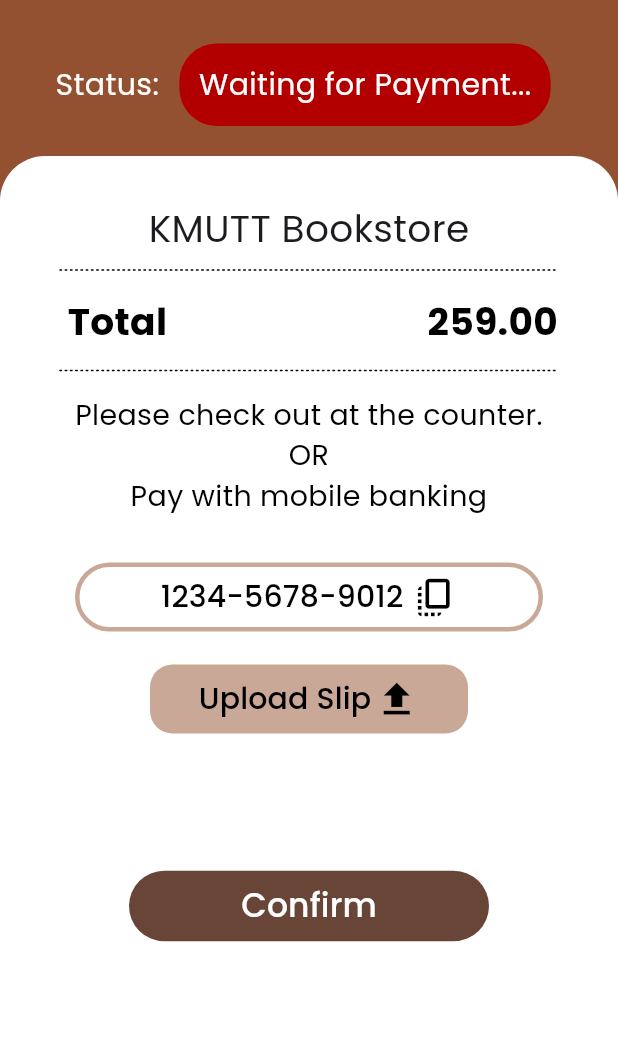
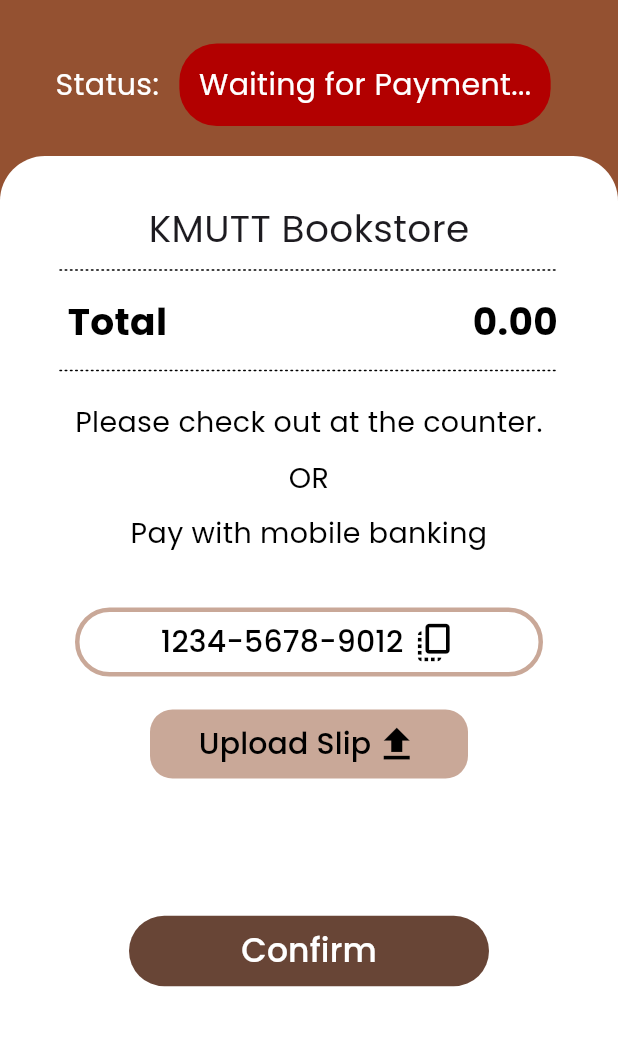
Before and after one commit to jedipw/paystation_frontend, a Flutter app: the PaymentPage screen opened directly with empty values, after a tap on "Confirm", on a phone screen of 412 x 824 dp, the part 159-1205 px from its top. Run offline on Flutter 3.47's test engine with Material 3 defaults, Android fonts, the phone set to English and light mode, and no system bars; our stand-ins replace camera, flutter_dotenv, image_picker, loading_animation_widget; missing offline and left inert: pytorch_lite.

Commit message:
[FIX] Bugs in all pages

```diff
--- a/lib/page/list_page.dart
+++ b/lib/page/list_page.dart
@@ -301,8 +301,10 @@
                         addtransaction().then((value) => Navigator.push(
                               context,
                               MaterialPageRoute(
-                                builder: (context) =>
-                                    PaymentPage(transactionId: transactionId!),
+                                builder: (context) => PaymentPage(
+                                  transactionId: transactionId!,
+                                  totalPrice: calculateTotalPrice(),
+                                ),
                               ),
                             ));
                       },
--- a/lib/page/payment_page.dart
+++ b/lib/page/payment_page.dart
@@ -1,10 +1,92 @@
+import 'dart:convert';
+
 import 'package:flutter/material.dart';
+import 'package:flutter/services.dart';
+import 'package:flutter_dotenv/flutter_dotenv.dart';
+import 'package:http_parser/http_parser.dart';
+import 'package:image_picker/image_picker.dart';
 import 'package:paystation_frontend/page/fail_page.dart';
 import 'package:paystation_frontend/page/thanks_page.dart';
+import 'package:http/http.dart' as http;
 
-class PaymentPage extends StatelessWidget {
+class PaymentPage extends StatefulWidget {
   final String transactionId;
-  const PaymentPage({super.key, required this.transactionId});
+  final num totalPrice;
+  const PaymentPage(
+      {super.key, required this.transactionId, required this.totalPrice});
+
+  @override
+  State<PaymentPage> createState() => _PaymentPageState();
+}
+
+class _PaymentPageState extends State<PaymentPage> {
+  String fileName = '';
+  XFile? slip;
+  final apiUrl = dotenv.env['API_URL']!;
+
+  Future _pickImageFromGallery() async {
+    final returnedImage =
+        await ImagePicker().pickImage(source: ImageSource.gallery);
+    if (returnedImage!.path.isNotEmpty) {
+      setState(() {
+        fileName = returnedImage.name;
+        slip = returnedImage;
+        // _isRealTime = false;
+        // _isFlashOn = false;
+        // _isCameraOn = false;
+        // _controller.dispose();
+      });
+      // detectItem(returnedImage);
+    }
+  }
+
+  void uploadSlip(image) async {
+    // Append a timestamp or any other identifier to the file name
+    String modifiedFileName =
+        '${widget.transactionId}-${DateTime.now().millisecondsSinceEpoch}.jpg';
+
+    var url = Uri.http(apiUrl, 'api/upload/uploadSlip');
+    var request = http.MultipartRequest("POST", url);
+
+    if (fileName.isNotEmpty) {
+      request.files.add(
+        await http.MultipartFile.fromPath(
+          'file',
+          image.path,
+          contentType: MediaType('image', 'jpeg'),
+          filename: modifiedFileName, // Set the modified file name here
+        ),
+      );
+
+      request.send().then(
+        (response) async {
+          if (response.statusCode == 200) {
+            Navigator.push(
+                context,
+                MaterialPageRoute(
+                  builder: (BuildContext context) => ThanksPage(
+                      transactionId: widget.transactionId,
+                      totalPrice: widget.totalPrice),
+                ));
+          } else {
+            Navigator.push(
+              context,
+              MaterialPageRoute(
+                builder: (BuildContext context) => const FailPage(),
+              ),
+            );
+          }
+        },
+      );
+    } else {
+      Navigator.push(
+        context,
+        MaterialPageRoute(
+          builder: (BuildContext context) => const FailPage(),
+        ),
+      );
+    }
+  }
 
   @override
   Widget build(BuildContext context) {
@@ -42,8 +124,8 @@
             ],
           ),
           Container(
-            padding:
-                const EdgeInsets.only(top: 135), // Adjust the top padding as needed
+            padding: const EdgeInsets.only(
+                top: 135), // Adjust the top padding as needed
             child: Row(
               mainAxisAlignment: MainAxisAlignment.center,
               children: [
@@ -59,7 +141,8 @@
                   padding: const EdgeInsets.symmetric(
                       horizontal: 8), // Adjust the inner padding as needed
                   child: Container(
-                    padding: const EdgeInsets.all(13), // Adjust the padding as needed
+                    padding: const EdgeInsets.all(
+                        13), // Adjust the padding as needed
                     decoration: BoxDecoration(
                       borderRadius: BorderRadius.circular(
                           25), // Adjust the radius as needed
@@ -114,11 +197,11 @@
                       painter: DashedLinePainter(),
                     ),
                   ),
-                  const Row(
+                  Row(
                     mainAxisAlignment: MainAxisAlignment.spaceBetween,
                     children: <Widget>[
-                      SizedBox(width: 45),
-                      Text(
+                      const SizedBox(width: 45),
+                      const Text(
                         'Total',
                         style: TextStyle(
                           fontSize: 25,
@@ -131,12 +214,12 @@
                         child: Align(
                           alignment: Alignment.centerRight,
                           child: Padding(
-                            padding: EdgeInsets.symmetric(
+                            padding: const EdgeInsets.symmetric(
                                 horizontal:
                                     40.0), // Adjust the padding as needed
                             child: Text(
-                              "259.00", // Add your custom text here
-                              style: TextStyle(
+                              "${widget.totalPrice.toString()}.00", // Add your custom text here
+                              style: const TextStyle(
                                 fontSize: 25,
                                 color: Colors.black,
                                 fontWeight: FontWeight.bold,
@@ -156,66 +239,54 @@
                       painter: DashedLinePainter(),
                     ),
                   ),
-                  const Positioned(
-                    top: 470, // Adjust the top position as needed
-                    left: 0,
-                    right: 0,
-                    child: Align(
+                  Container(
+                    padding: const EdgeInsets.fromLTRB(
+                      0,
+                      0,
+                      0,
+                      0,
+                    ), // Adjust the top position as needed
+                    child: const Align(
                       alignment: Alignment.center,
-                      child: SingleChildScrollView(
-                        scrollDirection: Axis.vertical,
+                      child: Column(
+                        children: [
+                          Padding(
+                            padding: EdgeInsets.symmetric(vertical: 5),
                             child: Text(
-                          'Please check out at the counter.', // Changed text
+                              'Please check out at the counter.',
                               textAlign: TextAlign.center,
                               style: TextStyle(
-                            color: Colors
-                                .black, // Set the color you want for the additional text
-                            fontSize: 19, // Set the desired font size
+                                color: Colors.black,
+                                fontSize: 19,
                                 fontFamily: 'Poppins',
                               ),
                             ),
                           ),
-                    ),
-                  ),
-                  const Positioned(
-                    top: 470, // Adjust the top position as needed
-                    left: 0,
-                    right: 0,
-                    child: Align(
-                      alignment: Alignment.center,
-                      child: SingleChildScrollView(
-                        scrollDirection: Axis.vertical,
+                          Padding(
+                            padding: EdgeInsets.symmetric(vertical: 5),
                             child: Text(
-                          'OR', // Changed text
+                              'OR',
                               textAlign: TextAlign.center,
                               style: TextStyle(
-                            color: Colors
-                                .black, // Set the color you want for the additional text
-                            fontSize: 19, // Set the desired font size
+                                color: Colors.black,
+                                fontSize: 19,
                                 fontFamily: 'Poppins',
                               ),
                             ),
                           ),
-                    ),
-                  ),
-                  const Positioned(
-                    top: 470, // Adjust the top position as needed
-                    left: 0,
-                    right: 0,
-                    child: Align(
-                      alignment: Alignment.center,
-                      child: SingleChildScrollView(
-                        scrollDirection: Axis.vertical,
+                          Padding(
+                            padding: EdgeInsets.symmetric(vertical: 5),
                             child: Text(
-                          'Pay with mobile banking', // Changed text
+                              'Pay with mobile banking',
                               textAlign: TextAlign.center,
                               style: TextStyle(
-                            color: Colors
-                                .black, // Set the color you want for the additional text
-                            fontSize: 19, // Set the desired font size
+                                color: Colors.black,
+                                fontSize: 19,
                                 fontFamily: 'Poppins',
                               ),
                             ),
+                          ),
+                        ],
                       ),
                     ),
                   ),
@@ -236,10 +307,12 @@
                           RoundedRectangleBorder(
                             borderRadius: BorderRadius.circular(30.0),
                             side: const BorderSide(
-                              color: Color.fromRGBO(0x94, // Red
+                              color: Color.fromRGBO(
+                                0x94, // Red
                                 0x51, // Green
                                 0x31, // Blue
-                            0x80 / 255.0,),
+                                0x80 / 255.0,
+                              ),
                               // Set the border color here
                               width: 3.0, // Set the border width here
                             ),
@@ -250,14 +323,15 @@
                           // Set the minimum width to 276
                         ),
                       ),
-                      onPressed: () {
-                        // addtransaction().then((value) => Navigator.push(
-                        //   context,
-                        //   MaterialPageRoute(
-                        //     builder: (context) =>
-                        //         PaymentPage(transactionId: transactionId!),
-                        //   ),
-                        // ));
+                      onPressed: () async {
+                        await Clipboard.setData(
+                                const ClipboardData(text: "1234-5678-9012"))
+                            .then((_) {
+                          ScaffoldMessenger.of(context).showSnackBar(
+                              const SnackBar(
+                                  content: Text(
+                                      "Bank account number copied to clipboard")));
+                        });
                       },
                       child: const Row(
                         mainAxisAlignment: MainAxisAlignment.center,
@@ -289,7 +363,6 @@
                           //     width:
                           //         5),
                           //   Image.asset('./assets/icons/content_copy.png')
-
                         ],
                       ),
                     ),
@@ -312,16 +385,9 @@
                             borderRadius: BorderRadius.circular(15.0),
                           ),
                         ),
-
                       ),
                       onPressed: () {
-                        // addtransaction().then((value) => Navigator.push(
-                        //       context,
-                        //       MaterialPageRoute(
-                        //         builder: (context) =>
-                        //             PaymentPage(transactionId: transactionId!),
-                        //       ),
-                        //     ));
+                        _pickImageFromGallery();
                       },
                       child: const Row(
                         mainAxisAlignment: MainAxisAlignment.center,
@@ -340,13 +406,31 @@
                             color: Color.fromARGB(255, 0, 0, 0),
                             size: 30, // Adjust the size as needed
                           ),
-
-
                         ],
                       ),
                       // Add some spacing between the icon and text
                     ),
                   ),
+                  fileName.isNotEmpty
+                      ? Padding(
+                          padding: const EdgeInsets.symmetric(horizontal: 40),
+                          child: Column(
+                            crossAxisAlignment: CrossAxisAlignment.start,
+                            children: [
+                              const Text(
+                                'Uploaded Image:',
+                                style: TextStyle(
+                                    fontFamily: 'Poppins',
+                                    fontWeight: FontWeight.w600),
+                              ),
+                              Text(
+                                fileName.substring(13),
+                                style: const TextStyle(fontFamily: 'Poppins'),
+                              ),
+                            ],
+                          ),
+                        )
+                      : Container(),
                   Padding(
                     padding: const EdgeInsets.fromLTRB(
                         0, 50, 0, 40), // Add space above the button
@@ -365,13 +449,7 @@
                         ),
                       ),
                       onPressed: () {
-                        // addtransaction().then((value) => Navigator.push(
-                        //       context,
-                        //       MaterialPageRoute(
-                        //         builder: (context) =>
-                        //             PaymentPage(transactionId: transactionId!),
-                        //       ),
-                        //     ));
+                        uploadSlip(slip);
                       },
                       child: const Text(
                         'Confirm',
--- a/pubspec.yaml
+++ b/pubspec.yaml
@@ -16,6 +16,7 @@
   http_parser: ^4.0.2
   image: ^4.1.3
   image_picker: ^1.0.4
+  intl: ^0.19.0
   loading_animation_widget: ^1.2.0+4
   pytorch_lite: ^4.2.3
 
```
Also changed, not shown: lib/page/fail_page.dart (+6 -4 lines), lib/page/thanks_page.dart (+23 -15 lines), pubspec.lock. Lines whose indentation alone changed are shown as unchanged.
